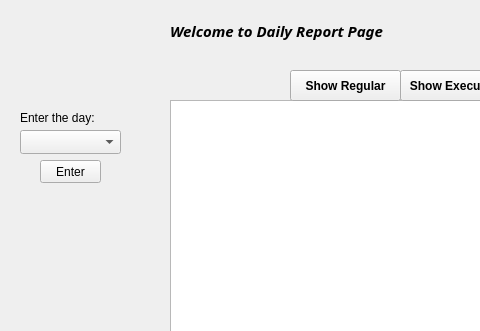
The window that managerdailyreport.ui (Ling2251/CS1C-Bulk-Club-Project) describes before a commit, drawn with Qt 5; both pictures show x 0 to 480 and y 0 to 331 of the 683 by 438 pixel window.
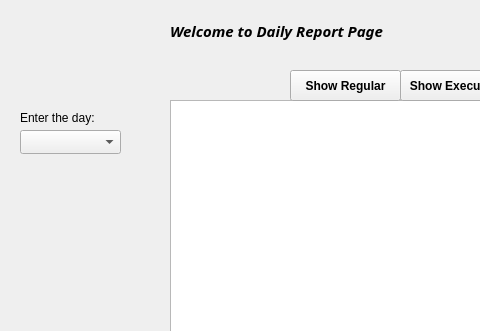
The same window after the commit.

Commit message: display by date done.

Patch:
```diff
--- a/managerdailyreport.ui
+++ b/managerdailyreport.ui
@@ -100,19 +100,6 @@
     <string>Enter the day:</string>
    </property>
   </widget>
-  <widget class="QPushButton" name="dateEnterBtn">
-   <property name="geometry">
-    <rect>
-     <x>40</x>
-     <y>160</y>
-     <width>61</width>
-     <height>23</height>
-    </rect>
-   </property>
-   <property name="text">
-    <string>Enter</string>
-   </property>
-  </widget>
   <widget class="QPushButton" name="pushButton">
    <property name="geometry">
     <rect>
```
Left out of the diff: 2 changed lines with no effect on the pictures. The commit also changes 2 other files.
